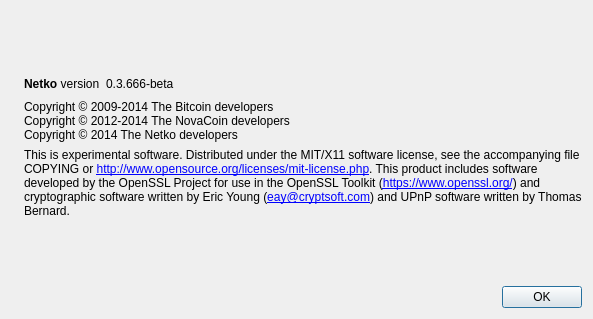
Old version of the form src/qt/forms/aboutdialog.ui in the repository barrystyle/stakecube-legacy.
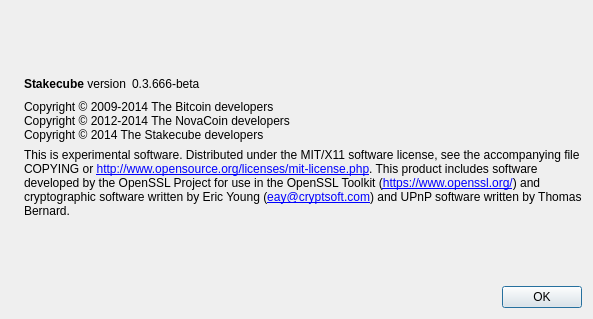
New version of the form. Icons and pictures are not drawn.

```diff
--- a/src/qt/forms/aboutdialog.ui
+++ b/src/qt/forms/aboutdialog.ui
@@ -50,7 +50,7 @@
           <cursorShape>IBeamCursor</cursorShape>
          </property>
          <property name="text">
-          <string>&lt;b&gt;Netko&lt;/b&gt; version</string>
+          <string>&lt;b&gt;Stakecube&lt;/b&gt; version</string>
          </property>
          <property name="textInteractionFlags">
           <set>Qt::LinksAccessibleByMouse|Qt::TextSelectableByKeyboard|Qt::TextSelectableByMouse</set>
@@ -93,7 +93,7 @@
        <property name="text">
         <string>Copyright © 2009-2014 The Bitcoin developers
 Copyright © 2012-2014 The NovaCoin developers
-Copyright © 2014 The Netko developers</string>
+Copyright © 2014 The Stakecube developers</string>
        </property>
        <property name="textInteractionFlags">
         <set>Qt::LinksAccessibleByMouse|Qt::TextSelectableByKeyboard|Qt::TextSelectableByMouse</set>
```
Left out of the diff: 2 changed lines with no effect on the pictures.
